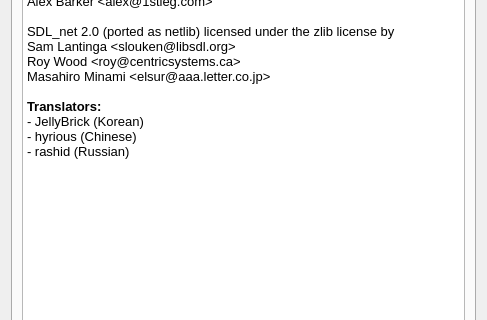
This is src/gui/io_settings_dialog.ui in univrsal/input-overlay as Qt 5 draws it before an edit; both pictures show x 0 to 487 and y 155 to 475 of the 487 by 821 pixel window. The edited form follows.
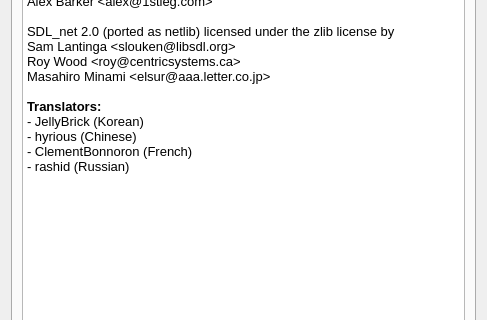
This is the edited form. The open tabs and pages were chosen to show the change.

Commit message: UI: Add ClementBonnoron to translators

```diff
--- a/src/gui/io_settings_dialog.ui
+++ b/src/gui/io_settings_dialog.ui
@@ -1544,9 +1544,10 @@
          </property>
          <property name="html">
           <string>&lt;!DOCTYPE HTML PUBLIC &quot;-//W3C//DTD HTML 4.0//EN&quot; &quot;http://www.w3.org/TR/REC-html40/strict.dtd&quot;&gt;
-&lt;html&gt;&lt;head&gt;&lt;meta name=&quot;qrichtext&quot; content=&quot;1&quot; /&gt;&lt;style type=&quot;text/css&quot;&gt;
+&lt;html&gt;&lt;head&gt;&lt;meta name=&quot;qrichtext&quot; content=&quot;1&quot; /&gt;&lt;meta charset=&quot;utf-8&quot; /&gt;&lt;style type=&quot;text/css&quot;&gt;
 p, li { white-space: pre-wrap; }
-&lt;/style&gt;&lt;/head&gt;&lt;body style=&quot; font-family:'Arial'; font-size:11pt; font-weight:400; font-style:normal;&quot;&gt;
+hr { height: 1px; border-width: 0; }
+&lt;/style&gt;&lt;/head&gt;&lt;body style=&quot; font-family:'Sans Serif'; font-size:9pt; font-weight:400; font-style:normal;&quot;&gt;
 &lt;p align=&quot;center&quot; style=&quot; margin-top:0px; margin-bottom:0px; margin-left:0px; margin-right:0px; -qt-block-indent:0; text-indent:0px;&quot;&gt;&lt;span style=&quot; font-family:'Noto Sans'; font-size:14pt; font-weight:600;&quot;&gt;input-overlay&lt;/span&gt;&lt;/p&gt;
 &lt;p style=&quot; margin-top:0px; margin-bottom:0px; margin-left:0px; margin-right:0px; -qt-block-indent:0; text-indent:0px;&quot;&gt;&lt;span style=&quot; font-family:'Noto Sans'; font-size:10pt;&quot;&gt;licensed under the GPL v2.0&lt;/span&gt;&lt;/p&gt;
 &lt;p style=&quot; margin-top:0px; margin-bottom:0px; margin-left:0px; margin-right:0px; -qt-block-indent:0; text-indent:0px;&quot;&gt;&lt;span style=&quot; font-family:'Noto Sans'; font-size:10pt;&quot;&gt;created by univrsal &amp;lt;uni@vrsal.xyz&amp;gt;&lt;/span&gt;&lt;/p&gt;
@@ -1563,6 +1564,7 @@
 &lt;p style=&quot; margin-top:0px; margin-bottom:0px; margin-left:0px; margin-right:0px; -qt-block-indent:0; text-indent:0px;&quot;&gt;&lt;span style=&quot; font-family:'Noto Sans'; font-size:10pt; font-weight:600;&quot;&gt;Translators:&lt;/span&gt;&lt;/p&gt;
 &lt;p style=&quot; margin-top:0px; margin-bottom:0px; margin-left:0px; margin-right:0px; -qt-block-indent:0; text-indent:0px;&quot;&gt;&lt;span style=&quot; font-family:'Noto Sans'; font-size:10pt;&quot;&gt;- JellyBrick (Korean)&lt;/span&gt;&lt;/p&gt;
 &lt;p style=&quot; margin-top:0px; margin-bottom:0px; margin-left:0px; margin-right:0px; -qt-block-indent:0; text-indent:0px;&quot;&gt;&lt;span style=&quot; font-family:'Noto Sans'; font-size:10pt;&quot;&gt;- hyrious (Chinese)&lt;/span&gt;&lt;/p&gt;
+&lt;p style=&quot; margin-top:0px; margin-bottom:0px; margin-left:0px; margin-right:0px; -qt-block-indent:0; text-indent:0px;&quot;&gt;&lt;span style=&quot; font-family:'Noto Sans'; font-size:10pt;&quot;&gt;- ClementBonnoron (French)&lt;/span&gt;&lt;/p&gt;
 &lt;p style=&quot; margin-top:0px; margin-bottom:12px; margin-left:0px; margin-right:0px; -qt-block-indent:0; text-indent:0px;&quot;&gt;&lt;span style=&quot; font-family:'Noto Sans'; font-size:10pt;&quot;&gt;- rashid (Russian)&lt;/span&gt;&lt;/p&gt;&lt;/body&gt;&lt;/html&gt;</string>
          </property>
         </widget>
```
Left out of the diff: 2 changed lines with no effect on the pictures.
